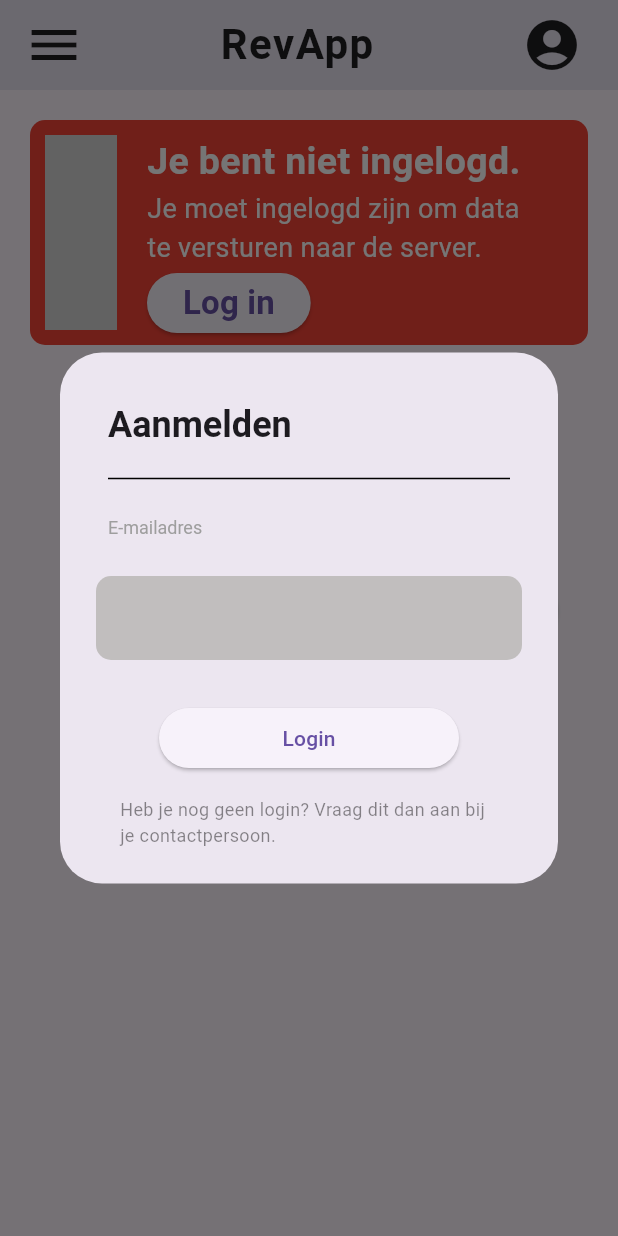
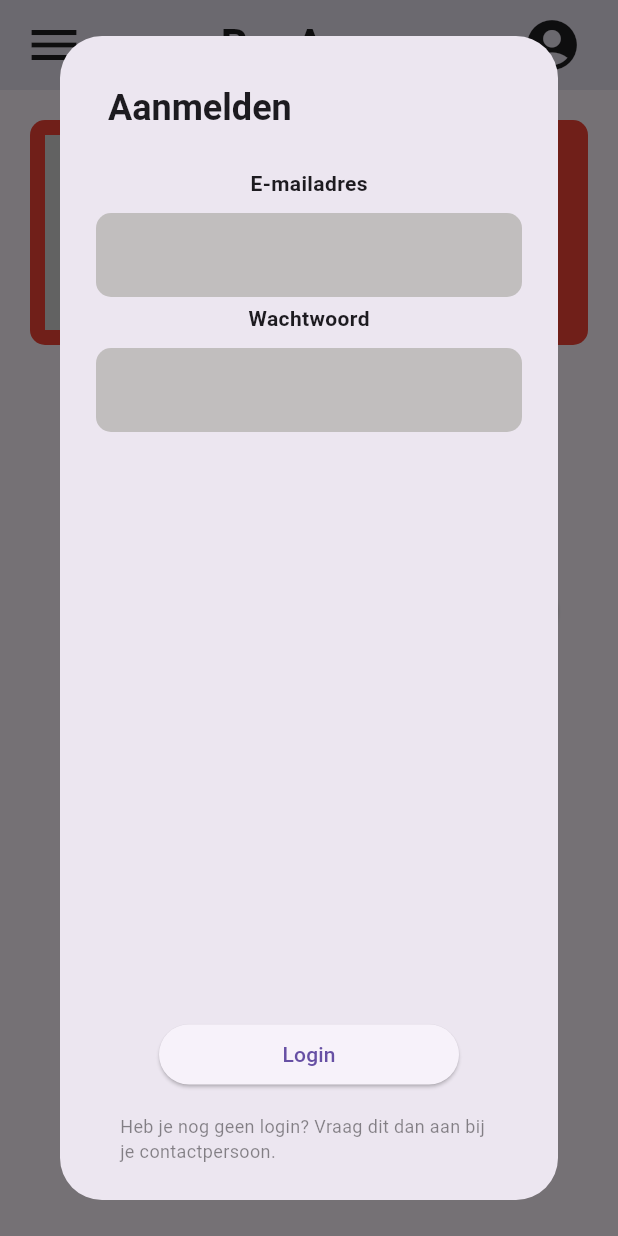
Before and after one commit to Thomas-More-Digital-Innovation/2324-MOBI-012-Monitoringapplicatie-Mobile-App, a Flutter app: the screen it shows after launch, after a tap on the "account circle" icon, on a phone screen of 412 x 824 dp. Run offline on Flutter 3.47's test engine with Material 3 defaults, Android fonts, the phone set to English and light mode, and no system bars; our stand-ins replace cloud_firestore, firebase_auth, firebase_core; missing offline and left inert: iconify_flutter; accounts and stored records are empty.

Commit message:
Add email and password fields to login dialog

```diff
--- a/code/monitoringapplicatie/lib/pages/openLogin.dart
+++ b/code/monitoringapplicatie/lib/pages/openLogin.dart
@@ -1,39 +1,45 @@
+import 'package:firebase_auth/firebase_auth.dart';
 import 'package:flutter/material.dart';
 
 Future openLogin(BuildContext context) async {
+  String email = '';
+  String password = '';
+
   return await showDialog(
     context: context,
     builder: (context) => AlertDialog(
       title: const Padding(
         padding: EdgeInsets.all(8.0),
-        child: Column(
-          crossAxisAlignment: CrossAxisAlignment.start,
-          children: [
-            Text(
+        child: Text(
           'Aanmelden',
           style: TextStyle(
             fontWeight: FontWeight.bold,
           ),
         ),
-            Padding(
-              padding: EdgeInsets.fromLTRB(0, 0, 0, 5),
-              child: Divider(
-                color: Colors.black,
-                height: 40,
+      ),
+      content: Expanded(
+        child: Column(
+          verticalDirection: VerticalDirection.down,
+          children: [
+            Column(
+              children: [
+                const Padding(
+                  padding: EdgeInsets.fromLTRB(0, 0, 0, 10),
+                  child: Text(
+                    'E-mailadres',
+                    style: TextStyle(
+                      fontWeight: FontWeight.bold,
                     ),
                   ),
-            Text(
-              "E-mailadres",
-              style: TextStyle(color: Colors.grey, fontSize: 12),
                 ),
-          ],
-        ),
-      ),
-      content: const SizedBox(
+                SizedBox(
                   width: 400,
                   height: 60, // Increase the height
                   child: TextField(
-          decoration: InputDecoration(
+                    onChanged: (value) {
+                      email = value;
+                    },
+                    decoration: const InputDecoration(
                       filled: true,
                       fillColor: Color.fromARGB(255, 193, 190, 190),
                       border: OutlineInputBorder(
@@ -41,6 +47,41 @@ Future openLogin(BuildContext context) async {
                         borderRadius: BorderRadius.all(Radius.circular(10)),
                       ),
                     ),
+                  ),
+                ),
+              ],
+            ),
+            Column(
+              children: [
+                const Padding(
+                  padding: EdgeInsets.fromLTRB(0, 0, 0, 10),
+                  child: Text(
+                    'Wachtwoord',
+                    style: TextStyle(
+                      fontWeight: FontWeight.bold,
+                    ),
+                  ),
+                ),
+                SizedBox(
+                  width: 400,
+                  height: 60, // Increase the height
+                  child: TextField(
+                    onChanged: (value) {
+                      password = value;
+                    },
+                    decoration: const InputDecoration(
+                      filled: true,
+                      fillColor: Color.fromARGB(255, 193, 190, 190),
+                      border: OutlineInputBorder(
+                        borderSide: BorderSide.none,
+                        borderRadius: BorderRadius.all(Radius.circular(10)),
+                      ),
+                    ),
+                  ),
+                ),
+              ],
+            )
+          ],
         ),
       ),
       actions: [
@@ -52,7 +93,22 @@ Future openLogin(BuildContext context) async {
                 child: SizedBox(
                   width: 200,
                   child: ElevatedButton(
-                      onPressed: () {
+                      onPressed: () async {
+                        try {
+                          await FirebaseAuth.instance
+                              .signInWithEmailAndPassword(
+                            email: email,
+                            password: password,
+                          );
+                          // Close the current dialog
+                          Navigator.pop(context);
+
+                          debugPrint(
+                              "Aanmelding succesvol, voer hier verdere acties uit indien nodig");
+                        } catch (e) {
+                          // Er is een fout opgetreden bij de aanmelding, verwerk de fout hier
+                          debugPrint("Fout bij aanmelden: $e");
+                        }
                         //submit();
                       },
                       child: const Text('Login')),
```
Lines whose indentation alone changed are shown as unchanged.
